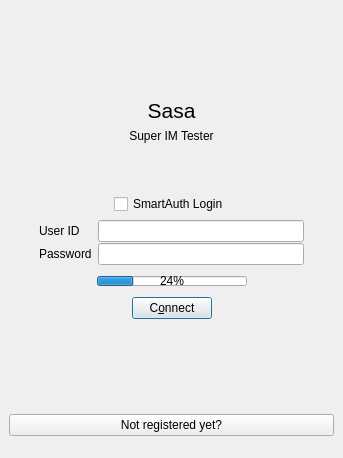
Above: ui/main.ui from muminoff/sasa before the change. Below: the same form after it.
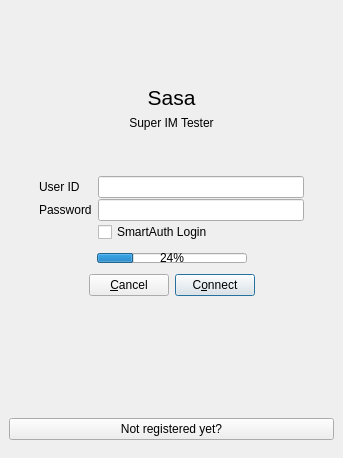
That is the form after the change.

What changed in the file:
```diff
--- a/ui/main.ui
+++ b/ui/main.ui
@@ -29,10 +29,13 @@
          <property name="orientation">
           <enum>Qt::Vertical</enum>
          </property>
+         <property name="sizeType">
+          <enum>QSizePolicy::Maximum</enum>
+         </property>
          <property name="sizeHint" stdset="0">
           <size>
            <width>20</width>
-           <height>89</height>
+           <height>80</height>
           </size>
          </property>
         </spacer>
@@ -67,51 +70,17 @@
          <property name="orientation">
           <enum>Qt::Vertical</enum>
          </property>
+         <property name="sizeType">
+          <enum>QSizePolicy::Maximum</enum>
+         </property>
          <property name="sizeHint" stdset="0">
           <size>
            <width>20</width>
-           <height>20</height>
+           <height>30</height>
           </size>
          </property>
         </spacer>
        </item>
-       <item>
-        <layout class="QHBoxLayout" name="horizontalLayout_7">
-         <item>
-          <spacer name="horizontalSpacer_10">
-           <property name="orientation">
-            <enum>Qt::Horizontal</enum>
-           </property>
-           <property name="sizeHint" stdset="0">
-            <size>
-             <width>40</width>
-             <height>20</height>
-            </size>
-           </property>
-          </spacer>
-         </item>
-         <item>
-          <widget class="QCheckBox" name="checkBox">
-           <property name="text">
-            <string>SmartAuth Login</string>
-           </property>
-          </widget>
-         </item>
-         <item>
-          <spacer name="horizontalSpacer_11">
-           <property name="orientation">
-            <enum>Qt::Horizontal</enum>
-           </property>
-           <property name="sizeHint" stdset="0">
-            <size>
-             <width>40</width>
-             <height>20</height>
-            </size>
-           </property>
-          </spacer>
-         </item>
-        </layout>
-       </item>
        <item>
         <layout class="QHBoxLayout" name="horizontalLayout_5">
          <item>
@@ -132,33 +101,50 @@
          </item>
          <item>
           <layout class="QFormLayout" name="formLayout">
+           <property name="fieldGrowthPolicy">
+            <enum>QFormLayout::ExpandingFieldsGrow</enum>
+           </property>
            <property name="verticalSpacing">
             <number>1</number>
            </property>
-           <item row="0" column="0">
+           <item row="1" column="0">
             <widget class="QLabel" name="lbl_login_userid">
              <property name="text">
               <string>User ID</string>
              </property>
             </widget>
            </item>
-           <item row="0" column="1">
+           <item row="1" column="1">
             <widget class="QLineEdit" name="edit_login_userid"/>
            </item>
-           <item row="1" column="0">
+           <item row="2" column="0">
             <widget class="QLabel" name="lbl_login_passwd">
              <property name="text">
               <string>Password</string>
              </property>
             </widget>
            </item>
-           <item row="1" column="1">
+           <item row="2" column="1">
             <widget class="QLineEdit" name="edit_login_passwd">
              <property name="echoMode">
               <enum>QLineEdit::Password</enum>
              </property>
             </widget>
            </item>
+           <item row="3" column="1">
+            <widget class="QCheckBox" name="cb_login_type">
+             <property name="text">
+              <string>SmartAuth Login</string>
+             </property>
+            </widget>
+           </item>
+           <item row="0" column="1">
+            <widget class="QLabel" name="lbl_error">
+             <property name="text">
+              <string/>
+             </property>
+            </widget>
+           </item>
           </layout>
          </item>
          <item>
@@ -243,6 +229,16 @@
            </property>
           </spacer>
          </item>
+         <item>
+          <widget class="QPushButton" name="btn_login_cancel">
+           <property name="enabled">
+            <bool>true</bool>
+           </property>
+           <property name="text">
+            <string>&amp;Cancel</string>
+           </property>
+          </widget>
+         </item>
          <item>
           <widget class="QPushButton" name="btn_login_connect">
            <property name="sizePolicy">
@@ -288,7 +284,7 @@
          <property name="sizeHint" stdset="0">
           <size>
            <width>20</width>
-           <height>89</height>
+           <height>120</height>
           </size>
          </property>
         </spacer>
```
